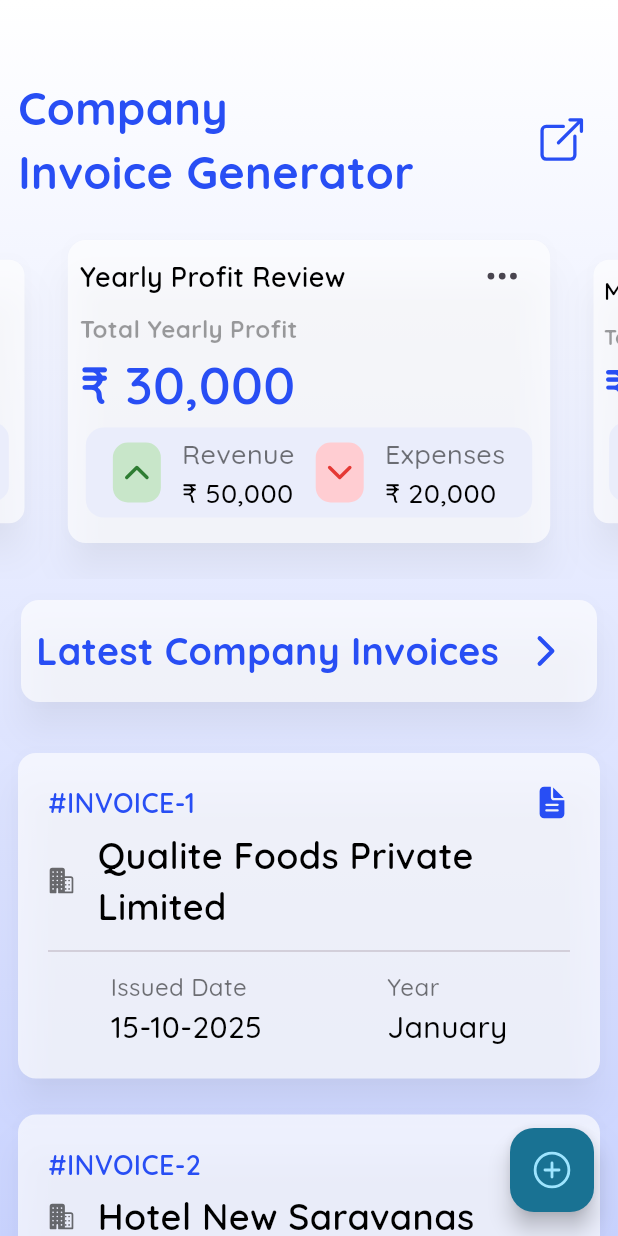
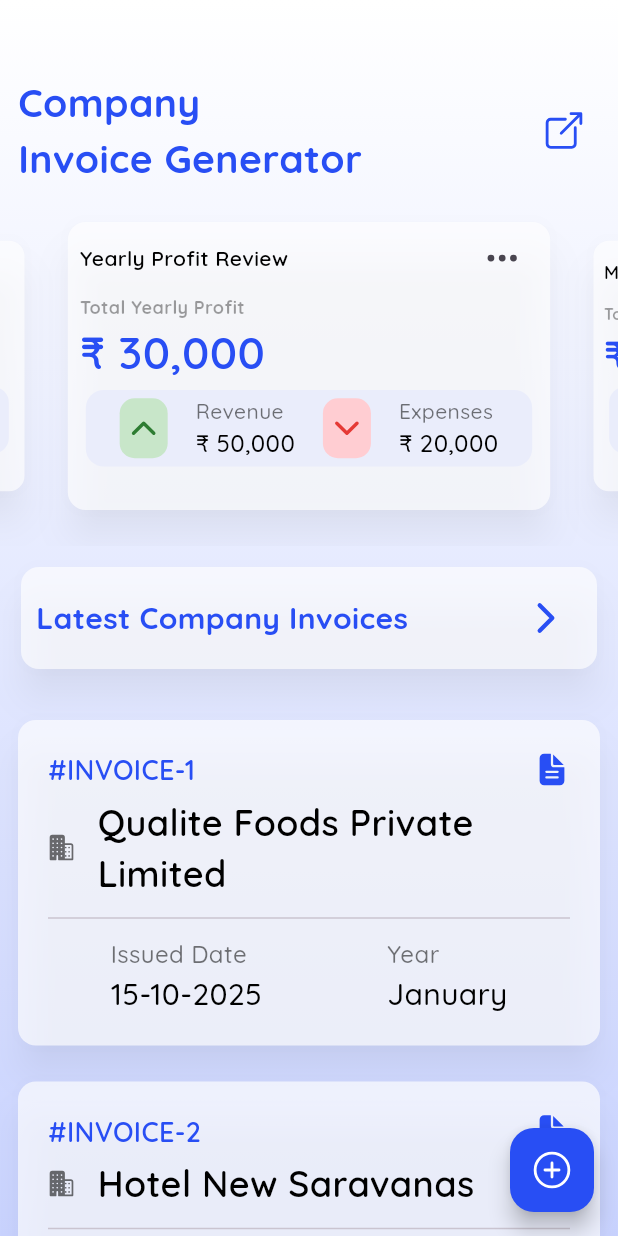
Before and after one commit to Preetham-Prasad-S/flutter-invoice-generator-clean-architecture, a Flutter app: the HomeScreen screen opened directly, on a phone screen of 412 x 824 dp. Run offline on Flutter 3.47's test engine with Material 3 defaults, Android fonts, the phone set to English and light mode, and no system bars; drawn by our look-alikes of carousel_slider; our stand-ins replace equatable, file_picker, flutter_riverpod, fpdart, ionicons, supabase_flutter and 1 more; accounts and stored records are empty.

Commit message:
PC commit

```diff
--- a/lib/core/widgets/custom_title_widget.dart
+++ b/lib/core/widgets/custom_title_widget.dart
@@ -25,7 +25,7 @@
               style: TextStyle(
                 color: const Color.fromARGB(255, 40, 78, 244),
                 fontFamily: "Quicksand",
-                fontSize: 30,
+                fontSize: 26,
                 fontWeight: FontWeight.w700,
               ),
             ),
@@ -34,7 +34,7 @@
               style: TextStyle(
                 color: const Color.fromARGB(255, 40, 78, 244),
                 fontFamily: "Quicksand",
-                fontSize: 30,
+                fontSize: 26,
                 fontWeight: FontWeight.w700,
               ),
             ),
@@ -48,7 +48,7 @@
               ),
           icon: Icon(
             Ionicons.open_outline,
-            size: 35,
+            size: 30,
             color: const Color.fromARGB(255, 40, 78, 244),
           ),
         ),
--- a/lib/features/home/presentation/screens/home_screen.dart
+++ b/lib/features/home/presentation/screens/home_screen.dart
@@ -41,7 +41,7 @@
               ),
 
               // Carousal Slider For Statistics
-              const CustomStatisticsWidget(),
+              SizedBox(height: 240, child: const CustomStatisticsWidget()),
 
               // "Company Invoice" --> title text
               Padding(
@@ -60,7 +60,7 @@
                           style: TextStyle(
                             color: const Color.fromARGB(255, 40, 78, 244),
                             fontFamily: "Quicksand",
-                            fontSize: 25,
+                            fontSize: 20,
                             fontWeight: FontWeight.w700,
                           ),
                         ),
@@ -69,7 +69,12 @@
                         IconButton(
                           color: const Color.fromARGB(255, 40, 78, 244),
                           iconSize: 30,
-                          onPressed: () {},
+                          onPressed:
+                              () => Navigator.of(context).push(
+                                MaterialPageRoute(
+                                  builder: (context) => InvoiceBillScreen(),
+                                ),
+                              ),
                           icon: Icon(Ionicons.chevron_forward_outline),
                         ),
                       ],
@@ -90,11 +95,11 @@
                 context,
                 MaterialPageRoute(builder: (context) => InvoiceBillScreen()),
               ),
-          backgroundColor: const Color.fromARGB(255, 25, 114, 147),
+          backgroundColor: const Color.fromARGB(255, 40, 78, 244),
           child: Icon(
             Ionicons.add_circle_outline,
             size: 30,
-            color: const Color.fromARGB(255, 158, 229, 255),
+            color: const Color.fromARGB(255, 255, 255, 255),
           ),
         ),
       ),
--- a/lib/features/home/presentation/widgets/custom_statistics_widget.dart
+++ b/lib/features/home/presentation/widgets/custom_statistics_widget.dart
@@ -36,7 +36,7 @@
       ],
       options: CarouselOptions(
         autoPlay: true,
-        height: 250,
+
         enlargeCenterPage: true,
         disableCenter: true,
       ),
--- a/lib/features/home/presentation/widgets/custom_status_card.dart
+++ b/lib/features/home/presentation/widgets/custom_status_card.dart
@@ -38,7 +38,7 @@
                   Text(
                     "$cardTitle Review",
                     style: TextStyle(
-                      fontSize: 18,
+                      fontSize: 14,
                       fontFamily: "Quicksand",
                       fontWeight: FontWeight.w600,
                       color: Colors.black,
@@ -55,7 +55,7 @@
                 "Total $cardTitle",
                 style: TextStyle(
                   fontWeight: FontWeight.bold,
-                  fontSize: 16,
+                  fontSize: 12,
                   fontFamily: "Quicksand",
                   color: Colors.black38,
                 ),
@@ -66,7 +66,7 @@
                     primaryCardText,
                     style: TextStyle(
                       fontWeight: FontWeight.w600,
-                      fontSize: 35,
+                      fontSize: 30,
                       fontFamily: "Quicksand",
                       color: const Color.fromARGB(255, 40, 78, 244),
                     ),
@@ -104,7 +104,7 @@
                           Text(
                             secondaryCardTextOne,
                             style: const TextStyle(
-                              fontSize: 18,
+                              fontSize: 14,
                               fontWeight: FontWeight.w500,
                               fontFamily: "Quicksand",
                               color: Colors.black54,
@@ -114,7 +114,7 @@
                           Text(
                             secondaryCardTextTwo,
                             style: const TextStyle(
-                              fontSize: 18,
+                              fontSize: 16,
                               fontWeight: FontWeight.w500,
                               fontFamily: "Quicksand",
                               color: Colors.black,
@@ -146,7 +146,7 @@
                           Text(
                             tertinaryCardTextOne,
                             style: TextStyle(
-                              fontSize: 18,
+                              fontSize: 14,
                               fontWeight: FontWeight.w500,
                               fontFamily: "Quicksand",
                               color: Colors.black54,
@@ -156,7 +156,7 @@
                           Text(
                             tertinaryCardTextTwo,
                             style: TextStyle(
-                              fontSize: 18,
+                              fontSize: 16,
                               fontWeight: FontWeight.w500,
                               fontFamily: "Quicksand",
                               color: Colors.black,
--- a/lib/features/template/presentation/screens/upload_template_screen.dart
+++ b/lib/features/template/presentation/screens/upload_template_screen.dart
@@ -117,7 +117,7 @@
                   // ),
                   Card(
                     elevation: 10,
-
+                    shadowColor: Colors.black26,
                     color: const Color.fromARGB(131, 255, 255, 255),
                     child: Padding(
                       padding: const EdgeInsets.all(8.0),
--- a/lib/main.dart
+++ b/lib/main.dart
@@ -22,6 +22,9 @@
 
   @override
   Widget build(BuildContext context) {
-    return MaterialApp(debugShowCheckedModeBanner: false, home: HomeScreen());
+    return MaterialApp(
+      debugShowCheckedModeBanner: false,
+      home: UploadTemplateScreen(),
+    );
   }
 }
```
